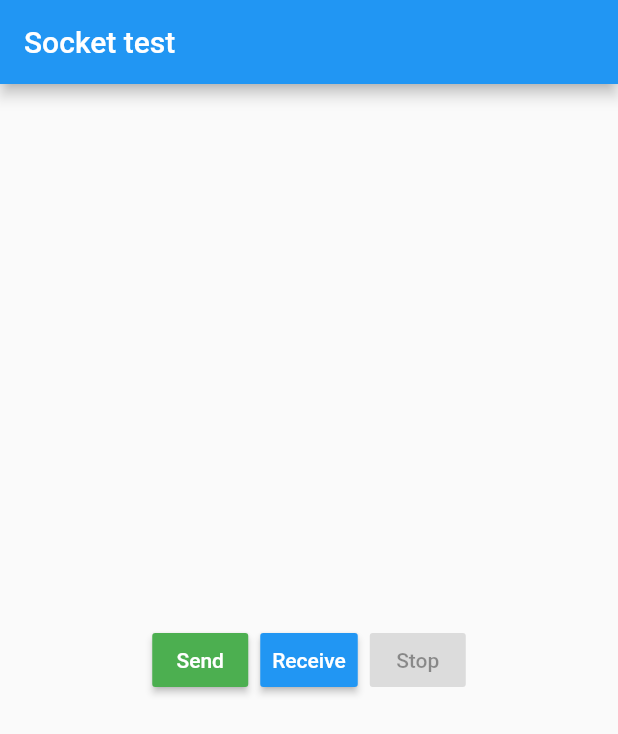
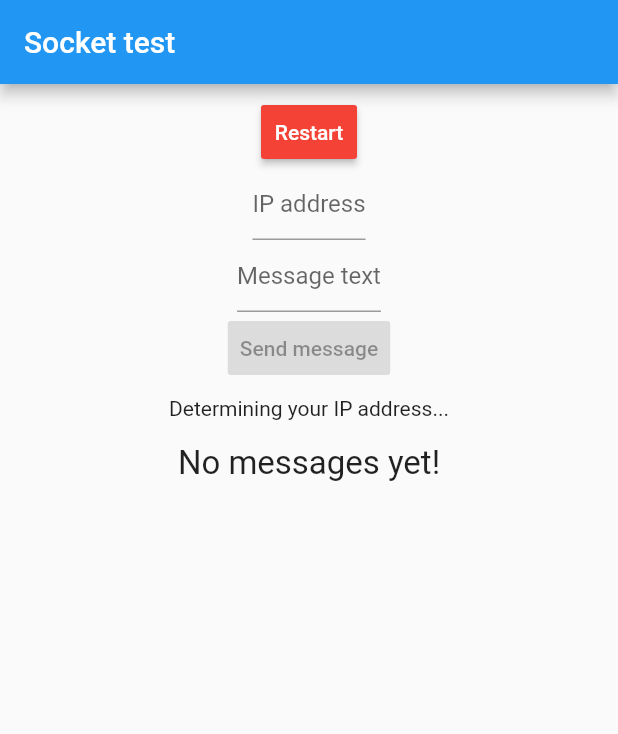
Before and after one commit to mileskrell/video-chat, a Flutter app: the screen it shows after launch, on a phone screen of 412 x 824 dp. Shown: the top 734 px of the screen. Run offline on Flutter 3.47's test engine with Material 2 defaults, Android fonts, the phone set to English and light mode, and no system bars; our stand-ins replace connectivity; missing offline and left inert: get_ip.

Commit message:
Turn SocketTestPage into a basic chat app

```diff
--- a/lib/main.dart
+++ b/lib/main.dart
@@ -12,7 +12,7 @@ class MyApp extends StatelessWidget {
       theme: ThemeData(
         primarySwatch: Colors.blue,
       ),
-      home: SocketTestPage(),
+      home: SocketChat(),
     );
   }
 }
--- a/lib/socket_test_page.dart
+++ b/lib/socket_test_page.dart
@@ -3,23 +3,80 @@ import 'dart:io';
 import 'package:flutter/material.dart';
 import 'package:get_ip/get_ip.dart';
 
-class SocketTestPage extends StatefulWidget {
+class SocketChat extends StatefulWidget {
   @override
-  State<StatefulWidget> createState() => _SocketTestPageState();
+  State<StatefulWidget> createState() => _SocketChatState();
 }
 
-class _SocketTestPageState extends State<SocketTestPage> {
-  SocketState socketState = SocketState.STOPPED;
+class _SocketChatState extends State<SocketChat> {
   Socket socket;
   ServerSocket serverSocket;
 
   String ownIPAddress = "z"; // dummy value because it can't be "" or null
-  String otherIPAddress;
+  String otherIPAddress = "";
 
-  String sendText;
-  String messageText;
+  String sendText = "";
 
-  final controller = TextEditingController();
+  List<Message> messages = [];
+
+  final otherIPController = TextEditingController();
+  final sendMessageController = TextEditingController();
+
+  @override
+  void initState() {
+    super.initState();
+    startReceiving();
+  }
+
+  void startReceiving() async {
+    updateOwnIP();
+
+    socket?.destroy();
+    socket = null; // Because we check whether it's null or not later on.
+    serverSocket?.close();
+    final ss = await ServerSocket.bind(
+      InternetAddress.anyIPv4,
+      PORT,
+    );
+    ss.listen((socket) {
+      if (otherIPAddress == "") {
+        setState(() => otherIPAddress = socket.remoteAddress.address);
+        otherIPController.text = otherIPAddress;
+      }
+      socket.listen((data) {
+        setState(() {
+          messages.add(Message(String.fromCharCodes(data).trim(), false));
+        });
+      });
+    });
+    setState(() => this.serverSocket = ss);
+  }
+
+  Function createSender(BuildContext context) {
+    return () {
+      () async {
+        try {
+          if (socket == null ||
+              socket.remoteAddress.address != otherIPAddress) {
+            socket?.destroy();
+            socket = await Socket.connect(otherIPAddress, PORT);
+          }
+          socket.write(sendText + "\n");
+          setState(() => messages.add(Message(sendText, true)));
+          Scaffold.of(context).showSnackBar(
+            SnackBar(content: Text("Message sent!")),
+          );
+
+          sendMessageController.clear();
+          setState(() => sendText = "");
+        } on SocketException {
+          Scaffold.of(context).showSnackBar(
+            SnackBar(content: Text("ERROR: Couldn't send message")),
+          );
+        }
+      }();
+    };
+  }
 
   @override
   Widget build(BuildContext context) {
@@ -28,78 +85,30 @@ class _SocketTestPageState extends State<SocketTestPage> {
         title: Text("Socket test"),
       ),
       body: Column(
-        mainAxisAlignment: MainAxisAlignment.center,
         crossAxisAlignment: CrossAxisAlignment.center,
         children: <Widget>[
           ButtonBar(
             alignment: MainAxisAlignment.center,
             children: <Widget>[
               RaisedButton(
-                color: Colors.green,
-                child: Text("Send"),
-                onPressed: socketState == SocketState.SENDING
-                    ? null
-                    : () {
-                        serverSocket?.close();
-                        setState(() => socketState = SocketState.SENDING);
-                      },
-              ),
-              RaisedButton(
-                color: Colors.blue,
-                child: Text("Receive"),
-                onPressed: socketState == SocketState.RECEIVING
-                    ? null
-                    : () async {
-                        updateOwnIP();
-
-                        socket?.destroy();
-                        socket = null; // Because we check whether it's null or not later on.
-                        // TODO: Fix the UI so we're not doing that
-                        setState(() => socketState = SocketState.RECEIVING);
-                        serverSocket?.close();
-                        final ss = await ServerSocket.bind(
-                          InternetAddress.anyIPv4,
-                          PORT,
-                        );
-                        ss.listen((socket) {
-                          socket.listen((data) {
-                            setState(() {
-                              messageText = String.fromCharCodes(data).trim();
-                            });
-                          });
-                        });
-                        setState(() {
-                          this.serverSocket = ss;
-                        });
-                      },
-              ),
-              RaisedButton(
                 color: Colors.red,
-                child: Text("Stop"),
-                onPressed: socketState == SocketState.STOPPED
-                    ? null
-                    : () {
+                child: Text("Restart"),
+                onPressed: () {
                   serverSocket?.close();
                   socket?.destroy();
                   socket = null;
-                        setState(() => socketState = SocketState.STOPPED);
                 },
               ),
-            ],
-          ),
-          socketState == SocketState.SENDING
-              ? Column(
-                  children: <Widget>[
               IntrinsicWidth(
                 child: TextField(
+                  controller: otherIPController,
                   decoration: InputDecoration(hintText: "IP address"),
-                        onChanged: (input) =>
-                            setState(() => otherIPAddress = input),
+                  onChanged: (input) => setState(() => otherIPAddress = input),
                 ),
               ),
               IntrinsicWidth(
                 child: TextField(
-                        controller: controller,
+                  controller: sendMessageController,
                   decoration: InputDecoration(hintText: "Message text"),
                   onChanged: (input) => setState(() => sendText = input),
                 ),
@@ -107,35 +116,62 @@ class _SocketTestPageState extends State<SocketTestPage> {
               Builder(
                 builder: (context) => RaisedButton(
                   child: Text("Send message"),
-                        onPressed: () async {
-                          socket ??= await Socket.connect(otherIPAddress, PORT);
-                          socket.write(sendText + "\n");
-                          Scaffold.of(context).showSnackBar(
-                            SnackBar(content: Text("Message sent!")),
-                          );
-                          controller.clear();
-                          setState(() => sendText = null);
-                        },
+                  onPressed: otherIPAddress != "" && sendText != ""
+                      ? createSender(context)
+                      : null,
+                ),
+              ),
+              Padding(
+                padding: EdgeInsets.all(8),
+                child: ownIPAddress == "z"
+                    ? Text("Determining your IP address...")
+                    : RichText(
+                        text: TextSpan(children: [
+                        TextSpan(
+                            text: "Your IP address: ",
+                            style: TextStyle(color: Colors.black)),
+                        TextSpan(
+                          text: ownIPAddress,
+                          style: TextStyle(
+                            color: Colors.black,
+                            fontWeight: FontWeight.bold,
                           ),
                         )
+                      ])),
+              ),
             ],
-                )
-              : socketState == SocketState.RECEIVING
-                  ? Column(
-                      children: <Widget>[
-                        Padding(
-                          padding: EdgeInsets.all(8),
-                          child: Text(
-                            ownIPAddress == "z"
-                                ? "Determining your IP address..."
-                                : "Your IP address: $ownIPAddress",
-                            style: TextStyle(fontWeight: FontWeight.bold),
+          ),
+          if (messages.isEmpty)
+            Text(
+              "No messages yet!",
+              style: TextStyle(fontSize: 22),
+            ),
+          if (messages.isNotEmpty)
+            Flexible(
+              child: ListView(
+                  shrinkWrap: true,
+                  children: messages.map(
+                    (message) {
+                      return ListTile(
+                        title: Text(
+                          message.text,
+                          textAlign: message.ownMessage
+                              ? TextAlign.end
+                              : TextAlign.start,
+                          style: TextStyle(
+                            color:
+                                message.ownMessage ? Colors.blue : null,
                           ),
                         ),
-                        Text(messageText ?? "latest message will appear here"),
-                      ],
-                    )
-                  : Container(),
+                        leading:
+                            message.ownMessage ? null : Icon(Icons.tag_faces),
+                        trailing: message.ownMessage
+                            ? Icon(Icons.tag_faces, color: Colors.blue)
+                            : null,
+                      );
+                    },
+                  ).toList()),
+            ),
         ],
       ),
     );
@@ -149,10 +185,11 @@ class _SocketTestPageState extends State<SocketTestPage> {
   }
 }
 
-enum SocketState {
-  SENDING,
-  RECEIVING,
-  STOPPED,
+const PORT = 5656;
+
+class Message {
+  final String text;
+  final bool ownMessage;
+
+  Message(this.text, this.ownMessage);
 }
-
-const PORT = 5656;
```
Lines whose indentation alone changed are shown as unchanged.
